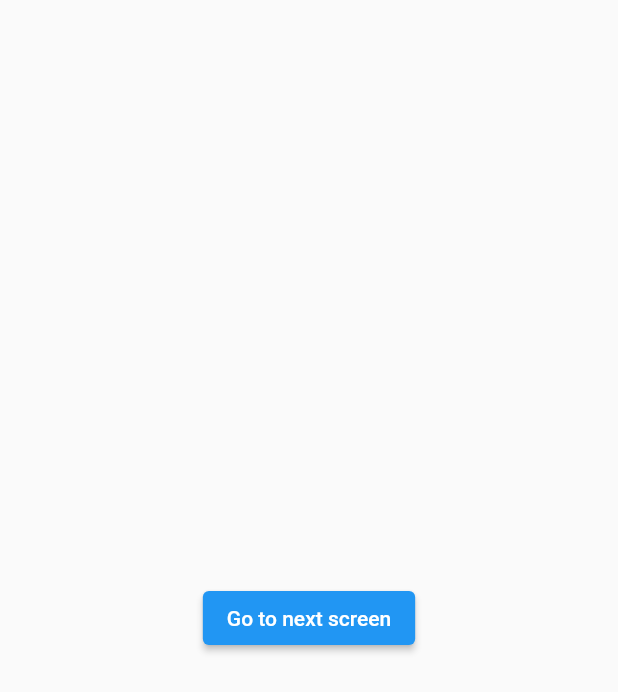
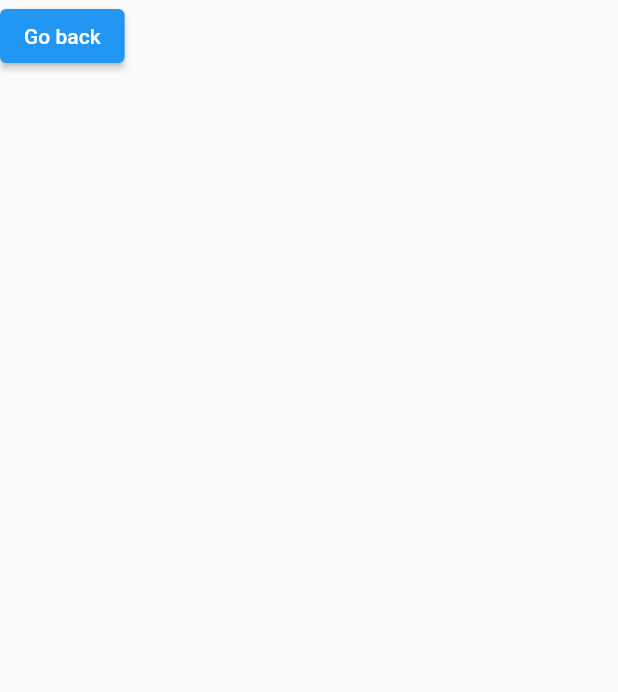
Before and after one commit to ersenbasaransen/flutter_quotes_app, a Flutter app: the screen it shows after launch, after a tap on "Go to next screen", on a phone screen of 412 x 824 dp. Shown: the top 692 px of the screen. Run offline on Flutter 3.47's test engine with Material 2 defaults, Android fonts, the phone set to English and light mode, and no system bars.

Commit message:
Added second screen and navgiate back and forth from home screen

```diff
--- a/lib/screens/home_screen.dart
+++ b/lib/screens/home_screen.dart
@@ -1,4 +1,5 @@
 import 'package:flutter/material.dart';
+import 'package:flutter_quotes_app/screens/second_screen.dart';
 
 class HomeScreen extends StatelessWidget {
   const HomeScreen({Key? key}) : super(key: key);
@@ -6,11 +7,13 @@ class HomeScreen extends StatelessWidget {
   @override
   Widget build(BuildContext context) {
     return SafeArea(
-      child: Scaffold(
-          body: Center(
-        child: ElevatedButton(
-            onPressed: () {}, child: const Text("Go to next screen")),
-      )),
-    );
+        child: Scaffold(
+            body: Center(
+                child: ElevatedButton(
+                    onPressed: () {
+                      Navigator.of(context).push(MaterialPageRoute(
+                          builder: (context) => const SecondScreen()));
+                    },
+                    child: const Text("Go to next screen")))));
   }
 }
--- /dev/null
+++ b/lib/screens/second_screen.dart
@@ -0,0 +1,16 @@
+import 'package:flutter/material.dart';
+
+class SecondScreen extends StatelessWidget {
+  const SecondScreen({Key? key}) : super(key: key);
+
+  @override
+  Widget build(BuildContext context) {
+    return SafeArea(
+        child: Scaffold(
+            body: ElevatedButton(
+                child: const Text("Go back"),
+                onPressed: () {
+                  Navigator.of(context).pop();
+                })));
+  }
+}
```
